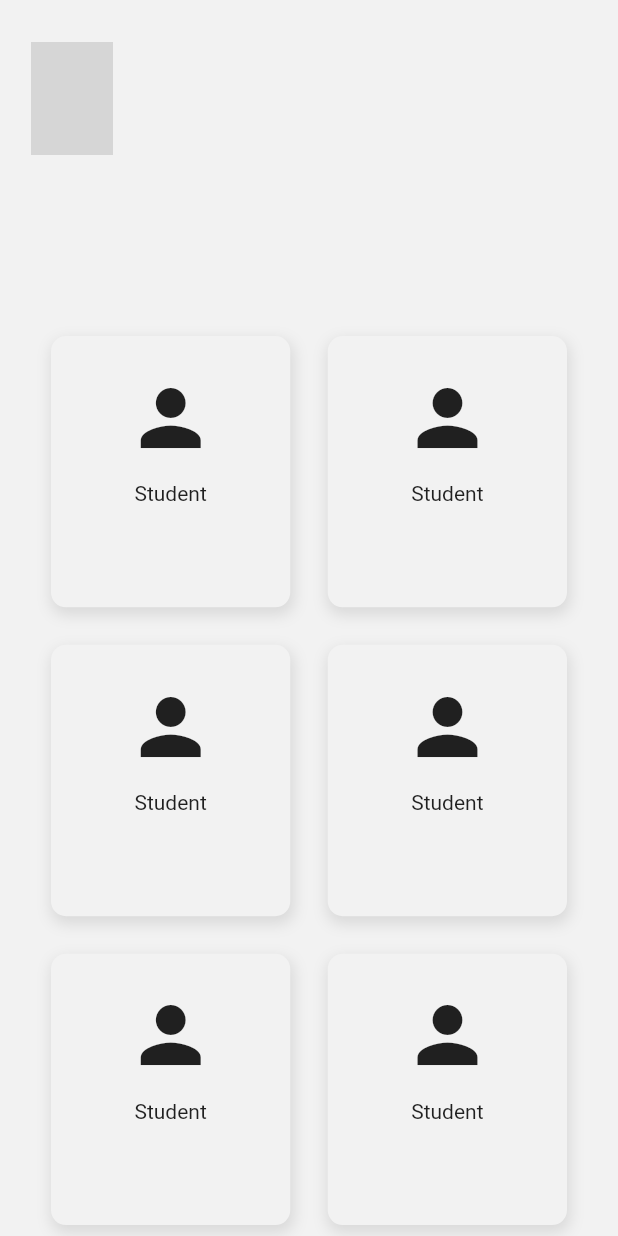
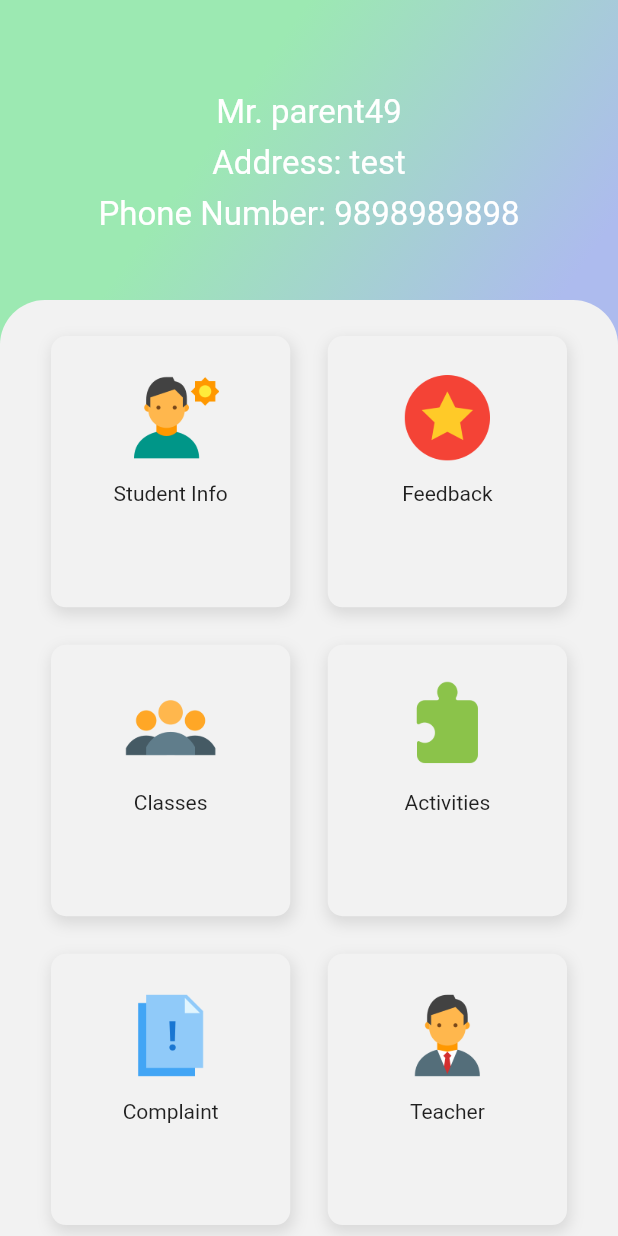
Before and after one commit to anjal-sxc/studentMgmt, a Flutter app: the HomeView screen opened by its route, on a phone screen of 412 x 824 dp. Run offline on Flutter 3.47's test engine with Material 2 defaults, Android fonts, the phone set to English and light mode, and no system bars; our stand-ins replace get, google_fonts; grey boxes are pictures that could not be loaded.

Commit message:
merging with master

```diff
--- a/lib/app/modules/home/controllers/home_controller.dart
+++ b/lib/app/modules/home/controllers/home_controller.dart
@@ -1,8 +1,14 @@
 import 'package:get/get.dart';
 
 class HomeController extends GetxController {
-  //TODO: Implement HomeController
-
+  List items = [
+    ['Student Info', "assets/images/student-icon.png"],
+    ['Feedback', "assets/images/child-feedback-icon.png"],
+    ['Classes', "assets/images/class-icon.png"],
+    ['Activities', "assets/images/activites-icon.png"],
+    ['Complaint', "assets/images/complaint-icon.png"],
+    ['Teacher', "assets/images/teacher-icon.png"],
+  ];
   final count = 0.obs;
   @override
   void onInit() {
--- a/lib/app/modules/home/views/home_view.dart
+++ b/lib/app/modules/home/views/home_view.dart
@@ -5,6 +5,7 @@ import 'package:get/get.dart';
 import '../controllers/home_controller.dart';
 
 class HomeView extends GetView<HomeController> {
+  final HomeController homeController = Get.put(HomeController());
   @override
   Widget build(BuildContext context) {
     double itemHeight;
@@ -34,13 +35,32 @@ class HomeView extends GetView<HomeController> {
                 width: size.width,
                 decoration: BoxDecoration(
                   gradient: LinearGradient(
-                      begin: FractionalOffset.topCenter,
-                      end: FractionalOffset.bottomCenter,
-                      stops: [0, 1],
-                      colors: []),
+                    begin: Alignment.topCenter,
+                    colors: [
+                      Color.fromRGBO(156, 233, 178, 1),
+                      Color.fromRGBO(173, 187, 238, 1),
+                    ],
+                  ),
                   borderRadius: BorderRadius.only(
                     bottomLeft: Radius.circular(24),
                     bottomRight: Radius.circular(24),
+                  ),
+                ),
+                child: Padding(
+                  padding: EdgeInsets.only(top: Get.height * 0.075),
+                  child: Column(
+                    crossAxisAlignment: CrossAxisAlignment.center,
+                    children: [
+                      text('Mr. parent49'),
+                      SizedBox(
+                        height: 8,
+                      ),
+                      text("Address: test"),
+                      SizedBox(
+                        height: 8,
+                      ),
+                      text('Phone Number: 9898989898')
+                    ],
                   ),
                 ),
               ),
@@ -70,7 +90,7 @@ class HomeView extends GetView<HomeController> {
                         ),
                         physics: NeverScrollableScrollPhysics(),
                         shrinkWrap: true,
-                        itemCount: 6,
+                        itemCount: homeController.items.length,
                         itemBuilder: (BuildContext context, int index) {
                           return Container(
                             padding: EdgeInsets.only(
@@ -100,18 +120,17 @@ class HomeView extends GetView<HomeController> {
                                       height: 10,
                                     ),
                                     Container(
-                                      height: 65,
-                                      width: 80,
-                                      child: Icon(
-                                        Icons.person,
-                                        size: 60,
-                                      ),
-                                    ),
+                                        height: 65,
+                                        width: 80,
+                                        child: Image(
+                                          image: AssetImage(
+                                              homeController.items[index][1]),
+                                        )),
                                     SizedBox(
                                       height: 10,
                                     ),
                                     Text(
-                                      "Student",
+                                      homeController.items[index][0],
                                       style:
                                           TextStyle(fontSize: 14, height: 1.2),
                                       maxLines: 2,
@@ -127,38 +146,6 @@ class HomeView extends GetView<HomeController> {
                   ],
                 ),
               ),
-              Column(
-                crossAxisAlignment: CrossAxisAlignment.start,
-                children: [
-                  Padding(
-                    padding: EdgeInsets.only(
-                        left: Get.width * 0.05,
-                        right: Get.width * 0.05,
-                        top: 28),
-                    child: Row(
-                      mainAxisAlignment: MainAxisAlignment.spaceBetween,
-                      children: [
-                        Row(
-                          children: [
-                            Container(
-                              height: 75,
-                              width: 55,
-                              decoration: BoxDecoration(
-                                image: DecorationImage(
-                                  image: AssetImage(
-                                      'assets/images/logo_slogan.png'),
-                                  fit: BoxFit.contain,
-                                ),
-                              ),
-                            ),
-                          ],
-                        ),
-                      ],
-                    ),
-                  ),
-                  SizedBox(height: 16),
-                ],
-              ),
             ],
           )
         ],
@@ -166,3 +153,10 @@ class HomeView extends GetView<HomeController> {
     );
   }
 }
+
+Widget text(String text) {
+  return Text(
+    text,
+    style: TextStyle(color: Colors.white, fontSize: 22),
+  );
+}
```
Also changed, not shown: pubspec.yaml (+14 -13 lines).
